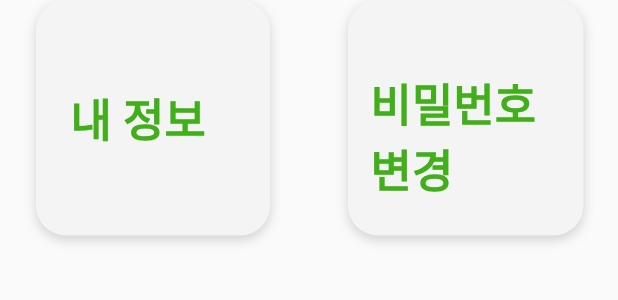
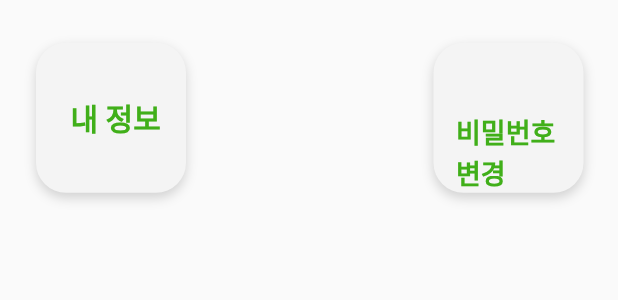
Before and after one commit to onixdragon1/All-map, a Flutter app: the ButtonsItemWidget widget shown alone on an empty page, opened directly, on a phone screen of 412 x 824 dp. Shown: the top 300 px of the screen. Run offline on Flutter 3.47's test engine with Material 2 defaults, Android fonts, the phone set to English and light mode, and no system bars; our stand-ins replace google_maps_flutter; Roboto replaces fonts that are missing (Apple SD Gothic Neo).

```diff
--- a/lib/values/colors.dart
+++ b/lib/values/colors.dart
@@ -5,5 +5,6 @@ class AppColors {
   static const Color primaryBackground = Color.fromARGB(255, 244, 244, 244);
   static const Color secondaryBackground = Color.fromARGB(102, 14, 198, 11);
   static const Color ternaryBackground = Color.fromARGB(128, 14, 198, 11);
+  static const Color primaryElement = Color.fromARGB(102, 14, 198, 11);
   static const Color primaryText = Color.fromARGB(255, 64, 175, 25);
 }
--- a/lib/values/shadows.dart
+++ b/lib/values/shadows.dart
@@ -7,4 +7,9 @@ class Shadows {
     offset: Offset(0, 3),
     blurRadius: 6,
   );
+  static const BoxShadow secondaryShadow = BoxShadow(
+    color: Color.fromARGB(102, 0, 0, 0),
+    offset: Offset(0, 3),
+    blurRadius: 6,
+  );
 }
--- a/lib/widget/ButtonsItemWidget.dart
+++ b/lib/widget/ButtonsItemWidget.dart
@@ -10,8 +10,8 @@ class ButtonsItemWidget extends StatelessWidget {
       child: Row(
         children: [
           Container(
-            width: 156,
-            height: 157,
+            width: 100,
+            height: 100,
             margin: EdgeInsets.only(left: 24),
             decoration: BoxDecoration(
               color: AppColors.primaryBackground,
@@ -33,7 +33,7 @@ class ButtonsItemWidget extends StatelessWidget {
                       color: AppColors.primaryText,
                       fontFamily: "Apple SD Gothic Neo",
                       fontWeight: FontWeight.w700,
-                      fontSize: 30,
+                      fontSize: 20,
                     ),
                   ),
                 ),
@@ -42,8 +42,8 @@ class ButtonsItemWidget extends StatelessWidget {
           ),
           Spacer(),
           Container(
-            width: 157,
-            height: 157,
+            width: 100,
+            height: 100,
             margin: EdgeInsets.only(right: 23),
             decoration: BoxDecoration(
               color: AppColors.primaryBackground,
@@ -64,7 +64,7 @@ class ButtonsItemWidget extends StatelessWidget {
                       color: AppColors.primaryText,
                       fontFamily: "Apple SD Gothic Neo",
                       fontWeight: FontWeight.w700,
-                      fontSize: 30,
+                      fontSize: 18,
                     ),
                   ),
                 ),
--- a/pubspec.yaml
+++ b/pubspec.yaml
@@ -28,6 +28,7 @@ dependencies:
   # The following adds the Cupertino Icons font to your application.
   # Use with the CupertinoIcons class for iOS style icons.
   cupertino_icons: ^0.1.3
+  http: ^0.12.0+2
   flutter_swiper:
   auto_size_text:
 
```
Also changed, not shown: lib/screen/MainMapScreen.dart (+65 -2 lines), lib/screen/SettingScreen.dart (+41 -79 lines), Images/back.png (added), pubspec.lock.
